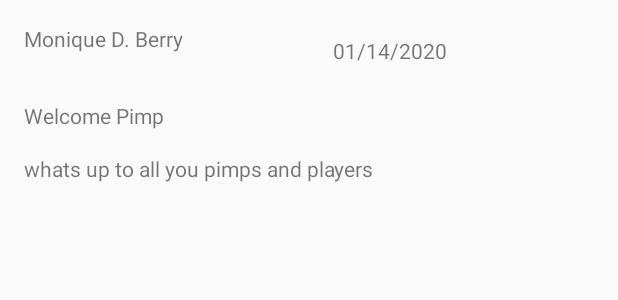
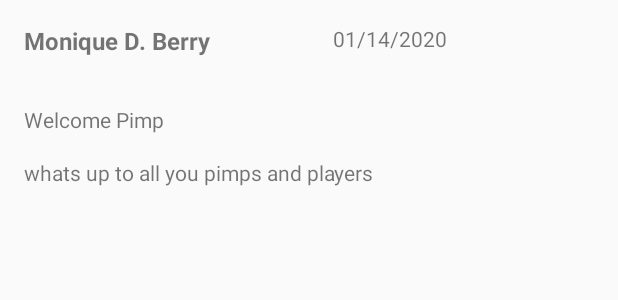
Before and after one commit to ShawnDBerry/RealKotlinMessageApp, an Android app: the layout message_itemview.xml on its own in the app's theme, with its tools: preview values and no code run, on a phone screen of 412 x 824 dp. Shown: the top 300 px of the screen. Run offline under Robolectric (Android 15) with nearby library versions, the phone set to English and light mode, and no system bars.

Commit message:
message  adapter built

```diff
--- a/app/src/main/res/layout/message_itemview.xml
+++ b/app/src/main/res/layout/message_itemview.xml
@@ -11,6 +11,8 @@
         android:layout_height="wrap_content"
         android:layout_margin="16dp"
         tools:text="Monique D. Berry"
+        android:textStyle="bold"
+        android:textSize="16sp"
         app:layout_constraintTop_toTopOf="parent"
         app:layout_constraintStart_toStartOf="parent"
         app:layout_constraintEnd_toStartOf="@id/message_date"
@@ -25,7 +27,7 @@
         app:layout_constraintTop_toTopOf="parent"
         app:layout_constraintStart_toEndOf="@id/message_username"
         app:layout_constraintEnd_toEndOf="parent"
-        app:layout_constraintBottom_toTopOf="@id/message_title"/>
+        />
 
     <TextView
         android:id="@+id/message_title"
```
Also changed, not shown: app/src/main/java/com/example/android/myrealtimeprojectkotlin/adapter/RealAdapter.kt (+13 -3 lines).
